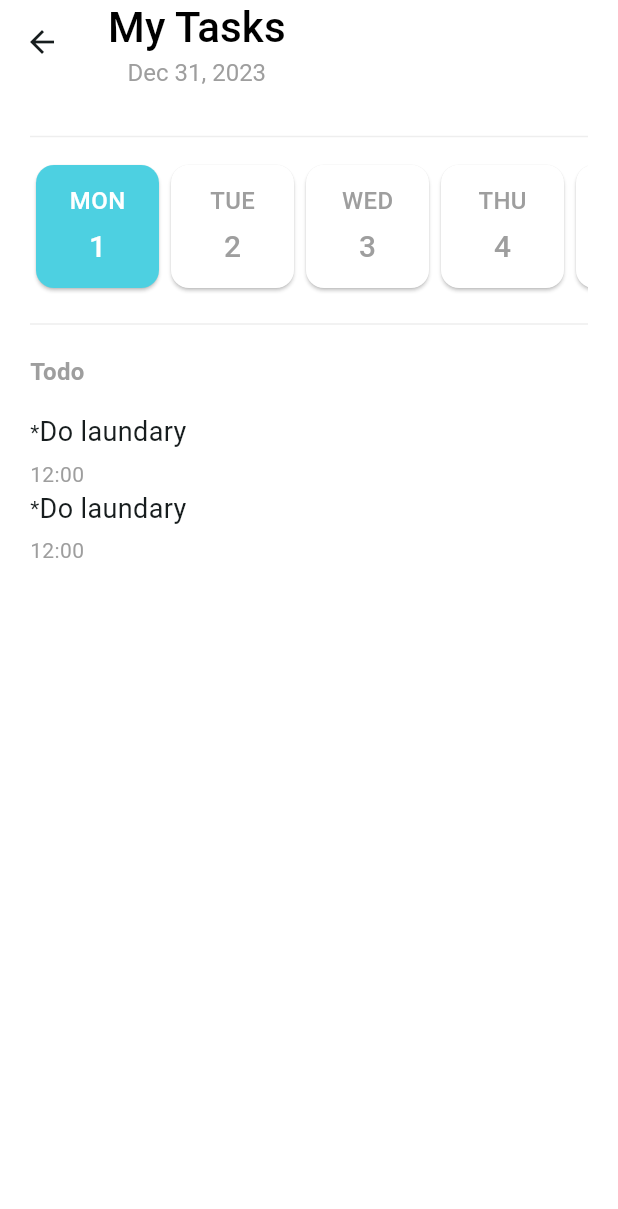
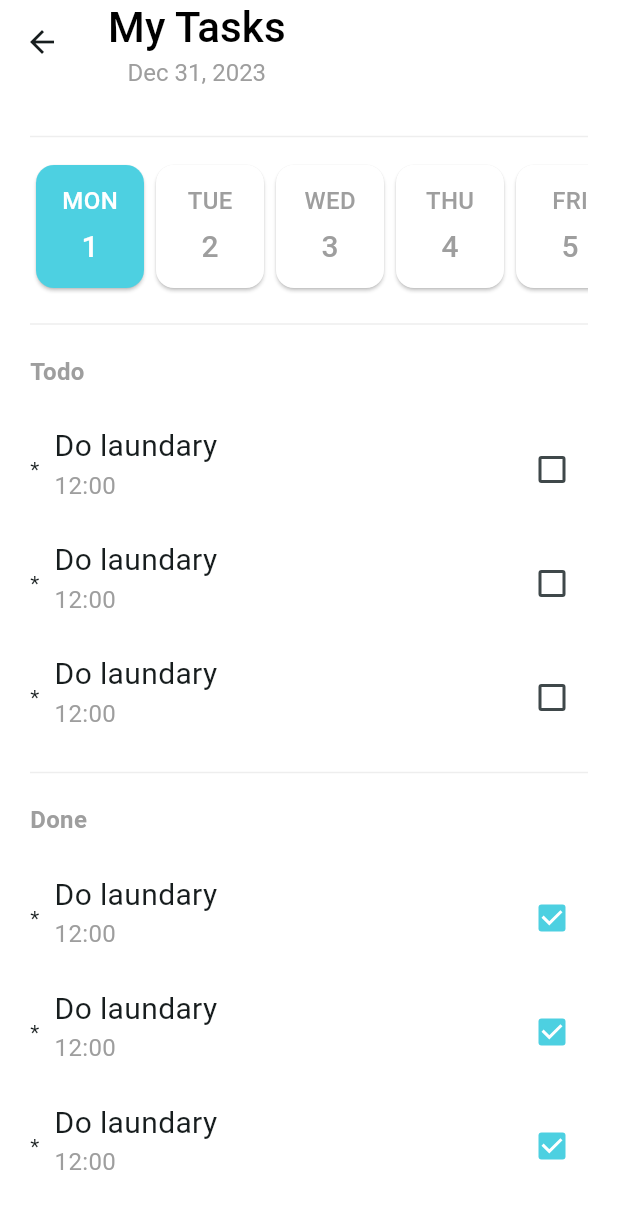
Before and after one commit to myozin-kyaw/flutter, a Flutter app: the screen it shows after launch, after a tap on "Get Started", on a phone screen of 412 x 824 dp. Shown: the top 1209 px of the screen. Run offline on Flutter 3.47's test engine with Material 3 defaults, Android fonts, the light colour scheme and no system bars; network calls fail.

Commit message:
shop app ui wip

```diff
--- /dev/null
+++ b/todo_app/lib/components/TodoCheckbox.dart
@@ -0,0 +1,35 @@
+import 'package:flutter/material.dart';
+
+class TodoCheckbox extends StatefulWidget {
+  final bool? isChecked;
+
+  const TodoCheckbox({
+    super.key,
+    required this.isChecked,
+  });
+
+  @override
+  State<TodoCheckbox> createState() => _TodoCheckboxState();
+}
+
+class _TodoCheckboxState extends State<TodoCheckbox> {
+  late bool? isCheck;
+
+  @override
+  void initState() {
+    super.initState();
+    isCheck = widget.isChecked;
+  }
+
+  @override
+  Widget build(BuildContext context) {
+    return Checkbox(
+      value: isCheck,
+      onChanged: (bool? value) {
+        setState(() {
+          isCheck = value;
+        });
+      },
+    );
+  }
+}
--- a/todo_app/lib/main.dart
+++ b/todo_app/lib/main.dart
@@ -39,14 +39,14 @@ class TodoApp extends StatelessWidget {
           seedColor: Colors.cyan,
           primary: Colors.cyan[300],
         ),
-        checkboxTheme: const CheckboxThemeData(
-          checkColor: MaterialStatePropertyAll(
-            Colors.white,
-          ),
-          fillColor: MaterialStatePropertyAll(
-            Color.fromRGBO(83, 195, 202, 1),
-          ),
-        ),
+        // checkboxTheme: const CheckboxThemeData(
+        //   checkColor: MaterialStatePropertyAll(
+        //     Colors.white,
+        //   ),
+        //   fillColor: MaterialStatePropertyAll(
+        //     Color.fromRGBO(83, 195, 202, 1),
+        //   ),
+        // ),
       ),
       home: const GetStartedPage(),
     );
--- a/todo_app/lib/pages/todo_page.dart
+++ b/todo_app/lib/pages/todo_page.dart
@@ -1,4 +1,5 @@
 import 'package:flutter/material.dart';
+import 'package:todo_app/components/TodoCheckbox.dart';
 import 'package:todo_app/global_variables.dart';
 
 class TodoPage extends StatelessWidget {
@@ -47,7 +48,7 @@ class TodoPage extends StatelessWidget {
                 scrollDirection: Axis.horizontal,
                 itemBuilder: (context, index) {
                   return SizedBox(
-                    width: 90,
+                    width: 80,
                     child: Card(
                       color: weekDays[index]['is_active'] as bool
                           ? Theme.of(context).colorScheme.primary
@@ -102,34 +103,107 @@ class TodoPage extends StatelessWidget {
             ),
             const SizedBox(height: 16.0),
             SizedBox(
-              height: 100,
+              height: 220,
               child: ListView.builder(
                 itemCount: todos.length,
                 itemBuilder: (context, index) {
-                  return const Column(
-                    crossAxisAlignment: CrossAxisAlignment.start,
+                  return const Padding(
+                    padding: EdgeInsets.symmetric(vertical: 8.0),
+                    child: SizedBox(
+                      height: 60.0,
+                      child: Row(
+                        crossAxisAlignment: CrossAxisAlignment.center,
                         mainAxisAlignment: MainAxisAlignment.spaceBetween,
                         children: [
                           Row(
                             children: [
                               Text('*'),
+                              SizedBox(width: 10),
+                              Column(
+                                crossAxisAlignment: CrossAxisAlignment.start,
+                                children: [
                                   Text(
                                     'Do laundary',
                                     style: TextStyle(
-                              fontSize: 18,
+                                      fontSize: 20,
+                                    ),
+                                  ),
+                                  Text(
+                                    '12:00',
+                                    style: TextStyle(
+                                      fontSize: 16,
+                                      color: Colors.grey,
                                     ),
                                   ),
                                 ],
                               ),
-                      SizedBox(height: 5.0),
+                            ],
+                          ),
+                          TodoCheckbox(isChecked: false),
+                        ],
+                      ),
+                    ),
+                  );
+                },
+              ),
+            ),
+            Divider(
+              height: 40,
+              thickness: 1,
+              indent: 0,
+              endIndent: 0,
+              color: Colors.grey[200],
+            ),
+            const Text(
+              'Done',
+              style: TextStyle(
+                fontSize: 16,
+                fontWeight: FontWeight.bold,
+                color: Colors.grey,
+              ),
+            ),
+            const SizedBox(height: 16.0),
+            SizedBox(
+              height: 220,
+              child: ListView.builder(
+                itemCount: todos.length,
+                itemBuilder: (context, index) {
+                  return const Padding(
+                    padding: EdgeInsets.symmetric(vertical: 8.0),
+                    child: SizedBox(
+                      height: 60.0,
+                      child: Row(
+                        crossAxisAlignment: CrossAxisAlignment.center,
+                        mainAxisAlignment: MainAxisAlignment.spaceBetween,
+                        children: [
+                          Row(
+                            children: [
+                              Text('*'),
+                              SizedBox(width: 10),
+                              Column(
+                                crossAxisAlignment: CrossAxisAlignment.start,
+                                children: [
+                                  Text(
+                                    'Do laundary',
+                                    style: TextStyle(
+                                      fontSize: 20,
+                                    ),
+                                  ),
                                   Text(
                                     '12:00',
                                     style: TextStyle(
-                          fontSize: 14,
+                                      fontSize: 16,
                                       color: Colors.grey,
                                     ),
                                   ),
                                 ],
+                              ),
+                            ],
+                          ),
+                          TodoCheckbox(isChecked: true),
+                        ],
+                      ),
+                    ),
                   );
                 },
               ),
```
Lines whose indentation alone changed are shown as unchanged.
